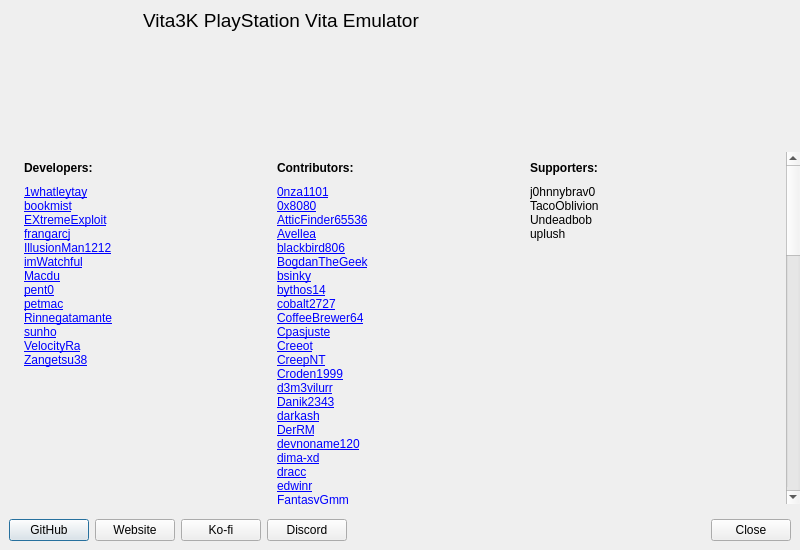
Qt form app/src/main/cpp/vita3k/vita3k/gui-qt/src/about_dialog.ui (sashkinbro/EmuCoreV) before a commit.
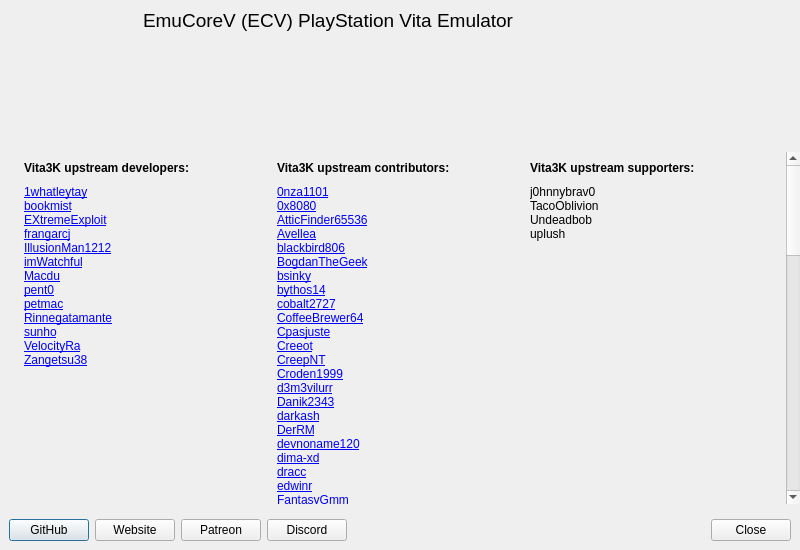
The same form after that commit.

```diff
--- a/app/src/main/cpp/vita3k/vita3k/gui-qt/src/about_dialog.ui
+++ b/app/src/main/cpp/vita3k/vita3k/gui-qt/src/about_dialog.ui
@@ -111,7 +111,7 @@
 											</font>
 										</property>
 										<property name="text">
-											<string>Vita3K PlayStation Vita Emulator</string>
+											<string>EmuCoreV (ECV) PlayStation Vita Emulator</string>
 										</property>
 										<property name="alignment">
 											<set>Qt::AlignmentFlag::AlignLeading|Qt::AlignmentFlag::AlignLeft|Qt::AlignmentFlag::AlignTop</set>
@@ -232,7 +232,7 @@
 												</font>
 											</property>
 											<property name="text">
-												<string>Developers:</string>
+												<string>Vita3K upstream developers:</string>
 											</property>
 										</widget>
 									</item>
@@ -270,7 +270,7 @@
 												</font>
 											</property>
 											<property name="text">
-												<string>Contributors:</string>
+												<string>Vita3K upstream contributors:</string>
 											</property>
 										</widget>
 									</item>
@@ -308,7 +308,7 @@
 												</font>
 											</property>
 											<property name="text">
-												<string>Supporters:</string>
+												<string>Vita3K upstream supporters:</string>
 											</property>
 										</widget>
 									</item>
@@ -362,7 +362,7 @@
 					<item>
 						<widget class="QPushButton" name="kofi_button">
 							<property name="text">
-								<string>Ko-fi</string>
+								<string>Patreon</string>
 							</property>
 						</widget>
 					</item>
```
Left out of the diff: 2 changed lines with no effect on the pictures.
